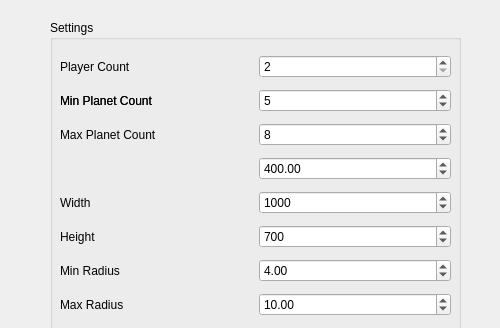
Above: Gravity_Shooter/selecter.ui from XuKaFy/Oxkary_Projects before the change; both pictures show x 0 to 500 and y 0 to 328 of the 500 by 650 pixel window. Below: the same form after it.
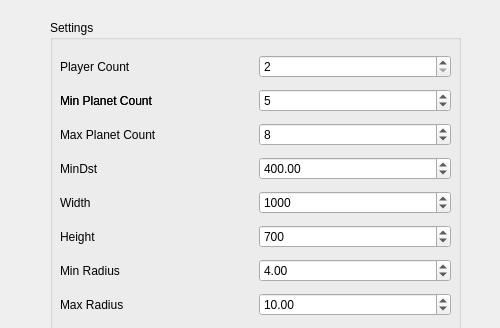
That is the form after the change.

Commit message: 修复窗口缩放问题

The edit to the form file:
```diff
--- a/Gravity_Shooter/selecter.ui
+++ b/Gravity_Shooter/selecter.ui
@@ -315,6 +315,13 @@
        </property>
       </widget>
      </item>
+     <item row="3" column="0">
+      <widget class="QLabel" name="label_4">
+       <property name="text">
+        <string>MinDst</string>
+       </property>
+      </widget>
+     </item>
     </layout>
    </widget>
   </widget>
```
Left out of the diff: 3 changed lines with no effect on the pictures. The commit also changes 3 other files.
